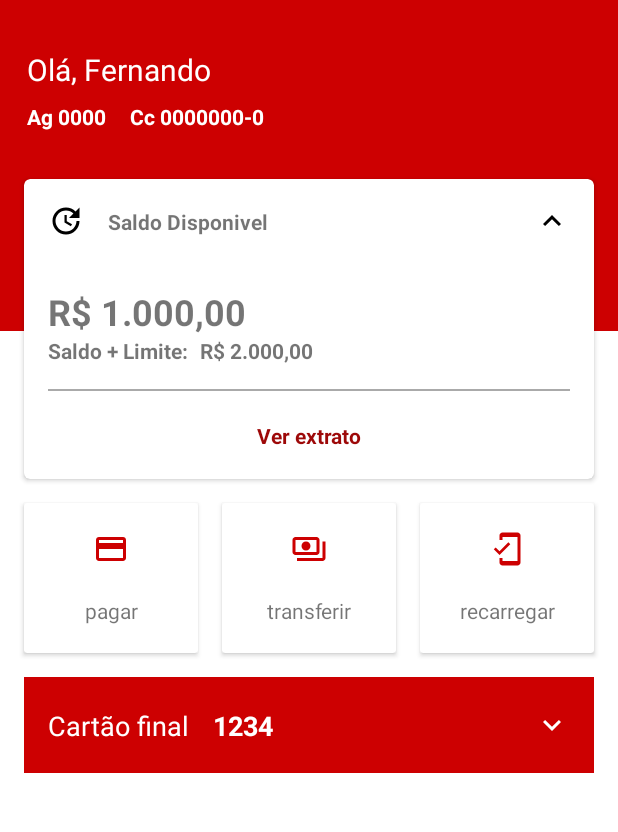
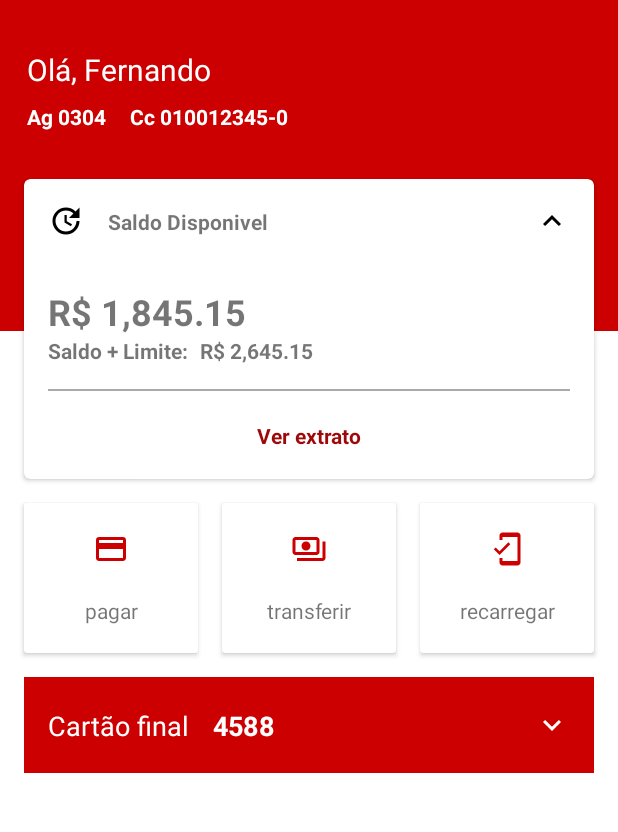
Before and after one commit to fernandosantis/santanderDevWeek2021, an Android app: the screen it shows after launch (MainActivity), on a phone screen of 412 x 824 dp, the part 62-894 px from its top. Run offline under Robolectric (Android 15) with nearby library versions, the phone set to English and light mode, and no system bars.

Commit message:
Cria ViewModel e Integra a View

```diff
--- a/app/build.gradle
+++ b/app/build.gradle
@@ -40,6 +40,14 @@ dependencies {
     implementation 'androidx.appcompat:appcompat:1.3.0'
     implementation 'com.google.android.material:material:1.3.0'
     implementation 'androidx.constraintlayout:constraintlayout:2.0.4'
+
+    // ViewModel
+    implementation "androidx.lifecycle:lifecycle-viewmodel-ktx:2.3.1"
+    // LiveData
+    implementation "androidx.lifecycle:lifecycle-livedata-ktx:2.3.1"
+    // alternately - if using Java8, use the following instead of lifecycle-compiler
+    implementation "androidx.lifecycle:lifecycle-common-java8:2.3.1"
+
     testImplementation 'junit:junit:4.13.2'
     androidTestImplementation 'androidx.test.ext:junit:1.1.2'
     androidTestImplementation 'androidx.test.espresso:espresso-core:3.3.0'
--- a/app/src/main/AndroidManifest.xml
+++ b/app/src/main/AndroidManifest.xml
@@ -9,7 +9,7 @@
         android:roundIcon="@mipmap/ic_launcher_round"
         android:supportsRtl="true"
         android:theme="@style/Theme.SantanderDevWeek">
-        <activity android:name=".MainActivity">
+        <activity android:name=".ui.MainActivity">
             <intent-filter>
                 <action android:name="android.intent.action.MAIN" />
 
--- a/app/src/main/java/com/example/santanderdevweek/MainActivity.kt
+++ /dev/null
@@ -1,33 +0,0 @@
-package com.example.santanderdevweek
-
-import android.os.Bundle
-import android.util.Log
-import android.view.Menu
-import android.view.MenuItem
-import androidx.appcompat.app.AppCompatActivity
-
-class MainActivity : AppCompatActivity() {
-    override fun onCreate(savedInstanceState: Bundle?) {
-        super.onCreate(savedInstanceState)
-        setContentView(R.layout.activity_main)
-        setSupportActionBar(findViewById(R.id.toolbar))
-    }
-
-    override fun onCreateOptionsMenu(menu: Menu?): Boolean {
-        val inflate = menuInflater
-        inflate.inflate(R.menu.main_menu, menu)
-        return true
-    }
-
-    override fun onOptionsItemSelected(item: MenuItem): Boolean {
-        return when (item.itemId) {
-            R.id.item_notification -> {
-                Log.d("CLICK", "Clique no item 1")
-                true
-            }
-            else -> {
-                super.onOptionsItemSelected(item)
-            }
-        }
-    }
-}
--- /dev/null
+++ b/app/src/main/java/com/example/santanderdevweek/data/Cartao.kt
@@ -0,0 +1,5 @@
+package com.example.santanderdevweek.data
+
+data class Cartao(
+    val numero: String
+)
--- /dev/null
+++ b/app/src/main/java/com/example/santanderdevweek/data/Cliente.kt
@@ -0,0 +1,5 @@
+package com.example.santanderdevweek.data
+
+data class Cliente(
+    val nome: String
+)
--- /dev/null
+++ b/app/src/main/java/com/example/santanderdevweek/data/Conta.kt
@@ -0,0 +1,10 @@
+package com.example.santanderdevweek.data
+
+data class Conta(
+    val agencia: String,
+    val numero_conta: String,
+    val saldo: Double,
+    val limite: Double,
+    val cliente: Cliente,
+    val cartao: Cartao
+)
--- /dev/null
+++ b/app/src/main/java/com/example/santanderdevweek/data/local/FakeData.kt
@@ -0,0 +1,20 @@
+package com.example.santanderdevweek.data.local
+
+import com.example.santanderdevweek.data.Cartao
+import com.example.santanderdevweek.data.Cliente
+import com.example.santanderdevweek.data.Conta
+
+class FakeData {
+    fun getDadosConta(): Conta {
+        val cliente = Cliente("Fernando")
+        val cartao = Cartao("0456892387654588")
+        return Conta(
+            "0304",
+            "010012345-0",
+            1845.15,
+            800.00,
+            cliente,
+            cartao
+        )
+    }
+}
--- /dev/null
+++ b/app/src/main/java/com/example/santanderdevweek/ui/MainActivity.kt
@@ -0,0 +1,57 @@
+package com.example.santanderdevweek.ui
+
+import android.os.Bundle
+import android.util.Log
+import android.view.Menu
+import android.view.MenuItem
+import android.widget.TextView
+import androidx.appcompat.app.AppCompatActivity
+import androidx.lifecycle.Observer
+import androidx.lifecycle.ViewModelProvider
+import com.example.santanderdevweek.R
+import java.text.DecimalFormat
+
+class MainActivity : AppCompatActivity() {
+
+    private lateinit var mainViewModel: MainViewModel
+
+    override fun onCreate(savedInstanceState: Bundle?) {
+        super.onCreate(savedInstanceState)
+        setContentView(R.layout.activity_main)
+        setSupportActionBar(findViewById(R.id.toolbar))
+        val doubleReal = DecimalFormat("R$ #,##0.00")
+
+        mainViewModel = ViewModelProvider(this).get(MainViewModel::class.java)
+        mainViewModel.buscarConta().observe(
+            this,
+            Observer { result ->
+                findViewById<TextView>(R.id.tv_agencia).text = getString(R.string.abr_agencia) + " " + result.agencia
+                findViewById<TextView>(R.id.tv_numero_conta).text = getString(R.string.abr_conta) + " " + result.numero_conta
+                findViewById<TextView>(R.id.tv_nome_cliente).text = getString(R.string.saudacao) + ", " + result.cliente.nome
+                findViewById<TextView>(R.id.tv_saldo).text = doubleReal.format(result.saldo)
+                findViewById<TextView>(R.id.tv_saldo_limite).text = doubleReal.format(result.saldo + result.limite)
+                val numCartao = (result.cartao.numero).toString()
+                val finalCartao = numCartao.substring(numCartao.length - 4)
+                findViewById<TextView>(R.id.tv_final_cartao).text = finalCartao
+            }
+        )
+    }
+
+    override fun onCreateOptionsMenu(menu: Menu?): Boolean {
+        val inflate = menuInflater
+        inflate.inflate(R.menu.main_menu, menu)
+        return true
+    }
+
+    override fun onOptionsItemSelected(item: MenuItem): Boolean {
+        return when (item.itemId) {
+            R.id.item_notification -> {
+                Log.d("CLICK", "Clique no item 1")
+                true
+            }
+            else -> {
+                super.onOptionsItemSelected(item)
+            }
+        }
+    }
+}
--- /dev/null
+++ b/app/src/main/java/com/example/santanderdevweek/ui/MainViewModel.kt
@@ -0,0 +1,16 @@
+package com.example.santanderdevweek.ui
+
+import androidx.lifecycle.LiveData
+import androidx.lifecycle.MutableLiveData
+import androidx.lifecycle.ViewModel
+import com.example.santanderdevweek.data.Conta
+import com.example.santanderdevweek.data.local.FakeData
+
+class MainViewModel : ViewModel() {
+    private val mutableLiveData: MutableLiveData<Conta> = MutableLiveData()
+
+    fun buscarConta(): LiveData<Conta> {
+        mutableLiveData.value = FakeData().getDadosConta()
+        return mutableLiveData
+    }
+}
--- a/app/src/main/res/layout/activity_main.xml
+++ b/app/src/main/res/layout/activity_main.xml
@@ -5,7 +5,7 @@
     xmlns:tools="http://schemas.android.com/tools"
     android:layout_width="match_parent"
     android:layout_height="match_parent"
-    tools:context=".MainActivity">
+    tools:context=".ui.MainActivity">
 
     <androidx.appcompat.widget.Toolbar
         android:id="@+id/toolbar"
@@ -31,7 +31,7 @@
         android:background="?attr/colorPrimary"
     />
     <TextView
-        android:id="@+id/tv_user"
+        android:id="@+id/tv_nome_cliente"
         android:layout_width="wrap_content"
         android:layout_height="wrap_content"
         android:text="Olá, Fernando"
@@ -43,25 +43,25 @@
         />
 
     <TextView
-        android:id="@+id/tv_agence"
+        android:id="@+id/tv_agencia"
         android:layout_width="wrap_content"
         android:layout_height="wrap_content"
         android:text="Ag 0000"
         android:layout_marginTop="8dp"
-        app:layout_constraintTop_toBottomOf="@id/tv_user"
-        app:layout_constraintStart_toStartOf="@id/tv_user"
+        app:layout_constraintTop_toBottomOf="@id/tv_nome_cliente"
+        app:layout_constraintStart_toStartOf="@id/tv_nome_cliente"
         android:textColor="@color/white"
         android:textStyle="bold"
         />
     <TextView
-        android:id="@+id/tv_account"
+        android:id="@+id/tv_numero_conta"
         android:layout_width="wrap_content"
         android:layout_height="wrap_content"
         android:text="Cc 0000000-0"
         android:layout_marginTop="8dp"
         android:layout_marginStart="16dp"
-        app:layout_constraintTop_toBottomOf="@id/tv_user"
-        app:layout_constraintStart_toEndOf="@id/tv_agence"
+        app:layout_constraintTop_toBottomOf="@id/tv_nome_cliente"
+        app:layout_constraintStart_toEndOf="@id/tv_agencia"
         android:textColor="@color/white"
         android:textStyle="bold"
         />
@@ -70,7 +70,7 @@
         android:id="@+id/card_saldo_extrato"
         android:layout_width="0dp"
         android:layout_height="200dp"
-        app:layout_constraintTop_toBottomOf="@id/tv_agence"
+        app:layout_constraintTop_toBottomOf="@id/tv_agencia"
         app:layout_constraintStart_toStartOf="parent"
         app:layout_constraintEnd_toEndOf="parent"
         android:layout_marginLeft="16dp"
@@ -311,7 +311,7 @@
         />
 
     <TextView
-        android:id="@+id/txt_cartao_final"
+        android:id="@+id/tv_final_cartao"
         android:layout_width="wrap_content"
         android:layout_height="wrap_content"
         android:text="1234"
--- a/app/src/main/res/values/strings.xml
+++ b/app/src/main/res/values/strings.xml
@@ -16,4 +16,7 @@
     <string name="ic_recarregar">Icone Recarregar</string>
     <string name="sec_cartao">Secao Cartao</string>
     <string name="ic_expandir_cartao">Icone Expandir Cartao</string>
+    <string name="saudacao">Olá</string>
+    <string name="abr_conta">Cc</string>
+    <string name="abr_agencia">Ag</string>
 </resources>
```
